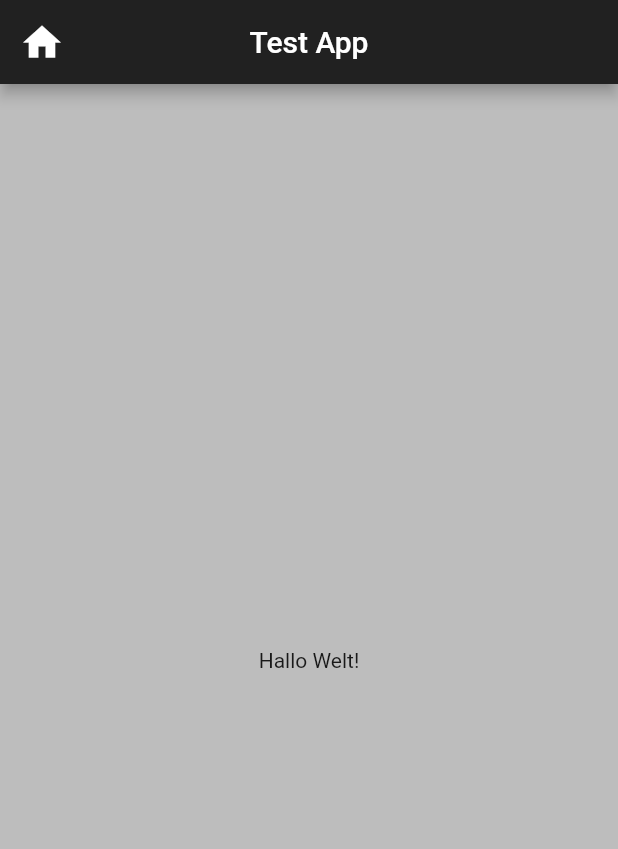
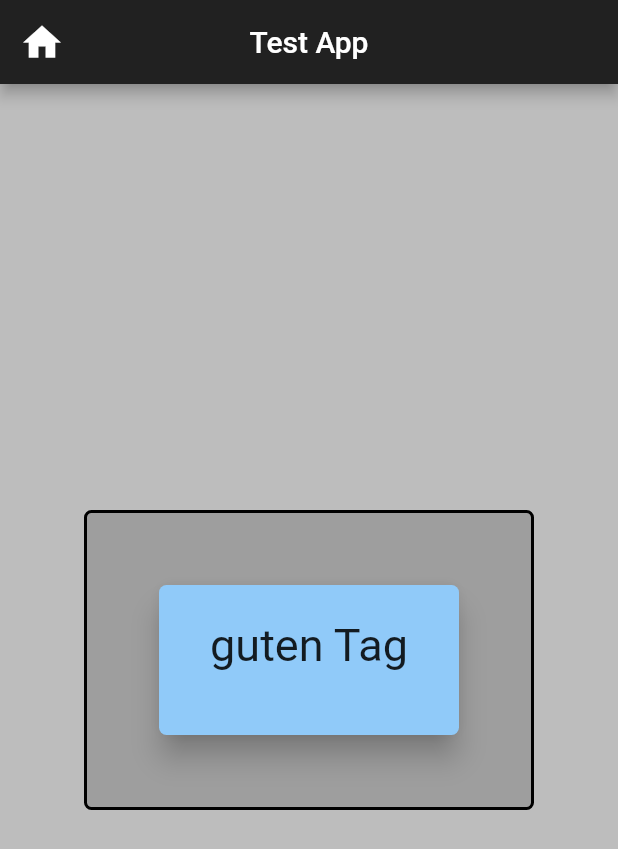
Before and after one commit to markusweiss/flutter-train, a Flutter app: the screen it shows after launch, on a phone screen of 412 x 824 dp. Shown: the top 849 px of the screen. Run offline on Flutter 3.47's test engine with Material 2 defaults, Android fonts, the phone set to English and light mode, and no system bars; Roboto replaces fonts that are missing (Ruby).

Commit message:
add widget container

```diff
--- a/flutter_grundlagen/testapp/lib/main.dart
+++ b/flutter_grundlagen/testapp/lib/main.dart
@@ -1,5 +1,5 @@
 import 'package:flutter/material.dart';
-import 'package:testapp/presentation/widgets/widgets_example_page.dart';
+import 'package:testapp/presentation/pages/widgets_example_page.dart';
 
 void main() {
   runApp(const MyApp());
--- /dev/null
+++ b/flutter_grundlagen/testapp/lib/presentation/pages/widgets_example_page.dart
@@ -0,0 +1,22 @@
+import 'package:flutter/material.dart';
+import 'package:testapp/presentation/widgets/container.text.dart';
+
+class WidgetsExamplePage extends StatelessWidget {
+  const WidgetsExamplePage({super.key});
+
+  @override
+  Widget build(BuildContext context) {
+    return Scaffold(
+        backgroundColor: Colors.grey[400],
+        appBar: AppBar(
+          backgroundColor: Colors.grey[900],
+          leading: const Icon(
+            Icons.home,
+            size: 30,
+          ),
+          centerTitle: true,
+          title: const Text("Test App"),
+        ),
+        body: const ContainerText());
+  }
+}
--- /dev/null
+++ b/flutter_grundlagen/testapp/lib/presentation/widgets/container.text.dart
@@ -0,0 +1,38 @@
+import 'package:flutter/material.dart';
+
+class ContainerText extends StatelessWidget {
+  const ContainerText({super.key});
+
+  @override
+  Widget build(BuildContext context) {
+    return Center(
+      child: Container(
+        height: 200,
+        width: 300,
+        decoration: BoxDecoration(
+            color: Colors.grey,
+            border: Border.all(color: Colors.black, width: 2),
+            borderRadius: BorderRadius.circular(5)),
+        child: Center(
+          child: Material(
+            borderRadius: BorderRadius.circular(10),
+            elevation: 8,
+            child: Container(
+              alignment: Alignment.center,
+              padding: const EdgeInsets.only(bottom: 20),
+              height: 100,
+              width: 200,
+              decoration: BoxDecoration(
+                  color: Colors.blue[200],
+                  borderRadius: BorderRadius.circular(5)),
+              child: const Text(
+                "guten Tag",
+                style: TextStyle(fontFamily: "Ruby", fontSize: 30),
+              ),
+            ),
+          ),
+        ),
+      ),
+    );
+  }
+}
--- a/flutter_grundlagen/testapp/lib/presentation/widgets/widgets_example_page.dart
+++ /dev/null
@@ -1,24 +0,0 @@
-import 'package:flutter/material.dart';
-
-class WidgetsExamplePage extends StatelessWidget {
-  const WidgetsExamplePage({super.key});
-
-  @override
-  Widget build(BuildContext context) {
-    return Scaffold(
-      backgroundColor: Colors.grey[400],
-      appBar: AppBar(
-        backgroundColor: Colors.grey[900],
-        leading: const Icon(
-          Icons.home,
-          size: 30,
-        ),
-        centerTitle: true,
-        title: const Text("Test App"),
-      ),
-      body: const Center(
-        child: Text("Hallo Welt!"),
-      ),
-    );
-  }
-}
```
